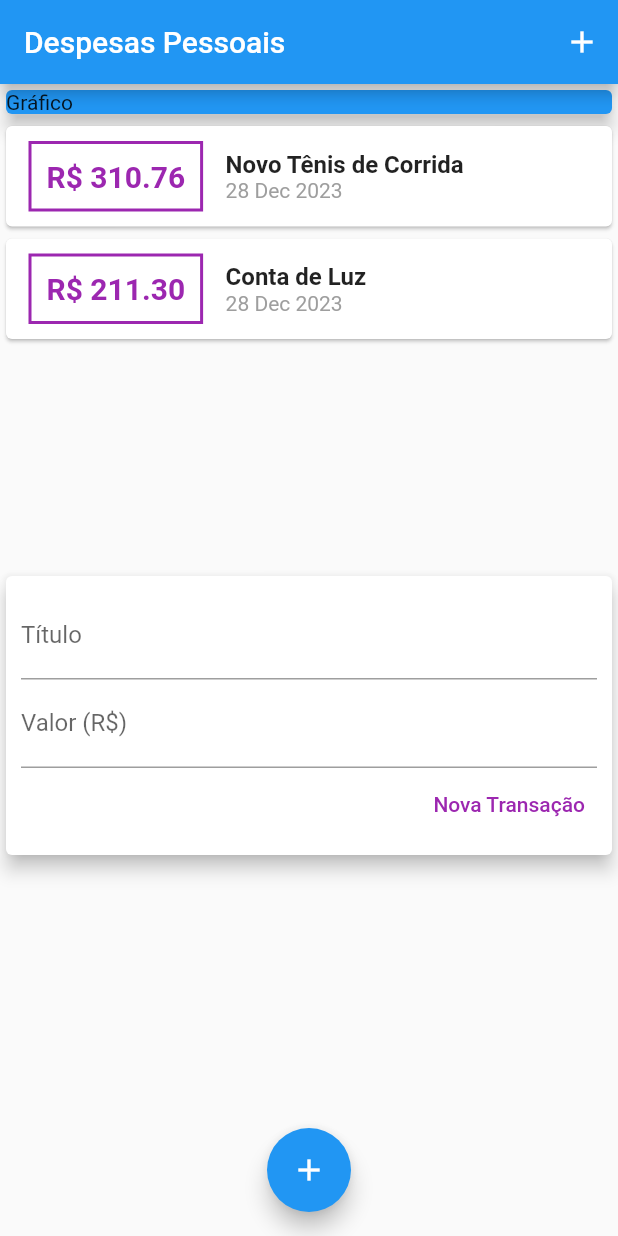
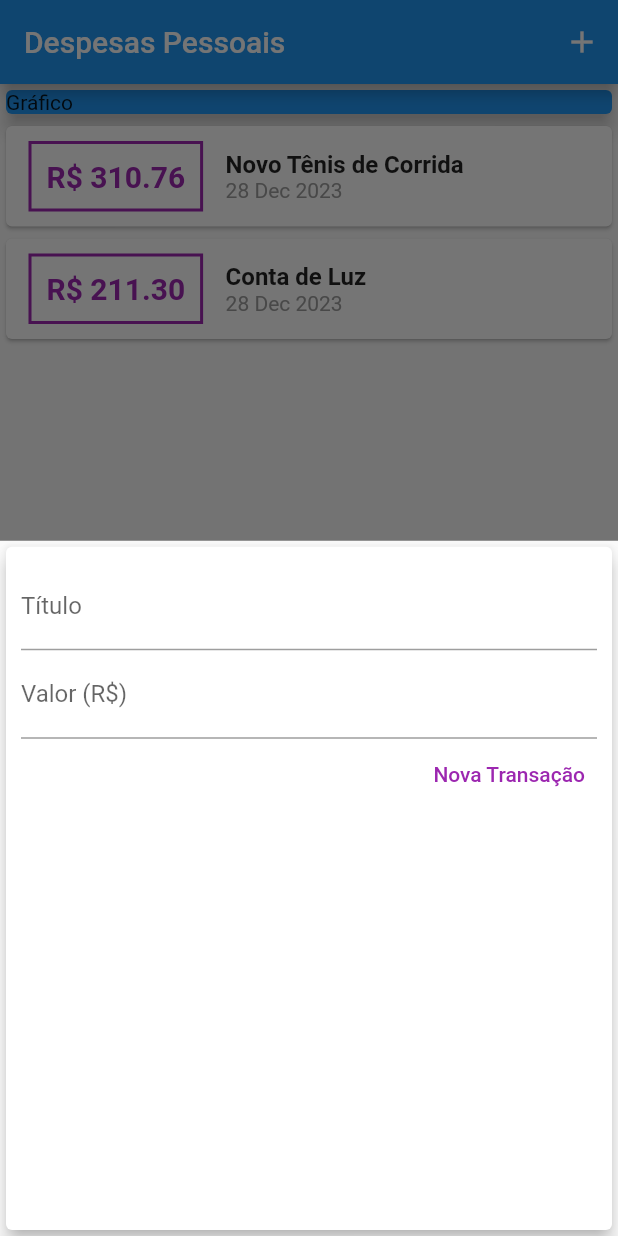
Before and after one commit to vandersonbfs/CursoFlutterUdemy, a Flutter app: the screen it shows after launch, after a tap on the "add" icon, on a phone screen of 412 x 824 dp. Run offline on Flutter 3.47's test engine with Material 2 defaults, Android fonts, the phone set to English and light mode, and no system bars.

```diff
--- a/expenses/lib/main.dart
+++ b/expenses/lib/main.dart
@@ -1,5 +1,9 @@
+import 'package:expenses/components/transaction_form.dart';
 import 'package:flutter/material.dart';
-import 'components/transaction_user.dart';
+import 'dart:math';
+import 'components/transaction_form.dart';
+import 'components/transaction_list.dart';
+import 'models/transaction.dart';
 
 main() => runApp(const ExpensesApp());
 
@@ -11,8 +15,50 @@ class ExpensesApp extends StatelessWidget {
   }
 }
 
-class MyHomePage extends StatelessWidget {
+class MyHomePage extends StatefulWidget {
   const MyHomePage({Key? key}) : super(key: key);
+
+  @override
+  State<MyHomePage> createState() => _MyHomePageState();
+}
+
+class _MyHomePageState extends State<MyHomePage> {
+  final _transactions = [
+    Transaction(
+      id: 't1',
+      title: 'Novo Tênis de Corrida',
+      value: 310.76,
+      date: DateTime.now(),
+    ),
+    Transaction(
+      id: 't2',
+      title: 'Conta de Luz',
+      value: 211.30,
+      date: DateTime.now(),
+    ),
+  ];
+
+  _addTransaction(String title, double value) {
+    final newTransaction = Transaction(
+      id: Random().nextDouble().toString(),
+      title: title,
+      value: value,
+      date: DateTime.now(),
+    );
+
+    setState(() {
+      _transactions.add(newTransaction);
+    });
+  }
+
+  _openTransactionFormModal(BuildContext context) {
+    showModalBottomSheet(
+      context: context,
+      builder: (_) {
+        return TransactionForm(_addTransaction);
+      },
+    );
+  }
 
   @override
   Widget build(BuildContext context) {
@@ -22,28 +68,28 @@ class MyHomePage extends StatelessWidget {
         actions: [
           IconButton(
             icon: const Icon(Icons.add),
-            onPressed: () {},
+            onPressed: () => _openTransactionFormModal(context),
           ),
         ],
       ),
       body: SingleChildScrollView(
         child: Column(
           crossAxisAlignment: CrossAxisAlignment.stretch,
-          children: const [
-            SizedBox(
+          children: [
+            const SizedBox(
               child: Card(
                 color: Colors.blue,
                 child: Text('Gráfico'),
                 elevation: 5,
               ),
             ),
-            TransactionUser(),
+            TransactionList(_transactions),
           ],
         ),
       ),
       floatingActionButton: FloatingActionButton(
         child: const Icon(Icons.add),
-        onPressed: () {},
+        onPressed: () => _openTransactionFormModal(context),
       ),
       floatingActionButtonLocation: FloatingActionButtonLocation.centerFloat,
     );
```
